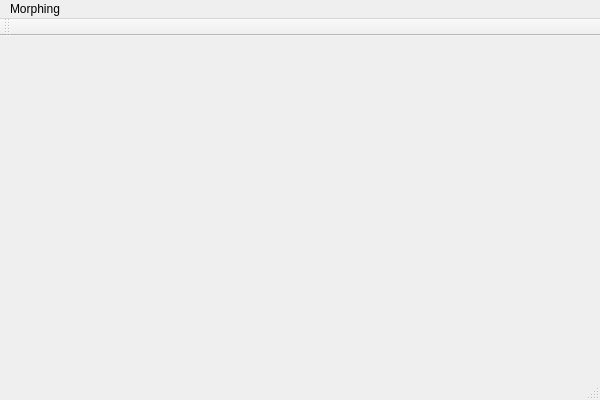
The window that Morph/Morph.ui (gnishida/Morph) describes before a commit, drawn with Qt 5.
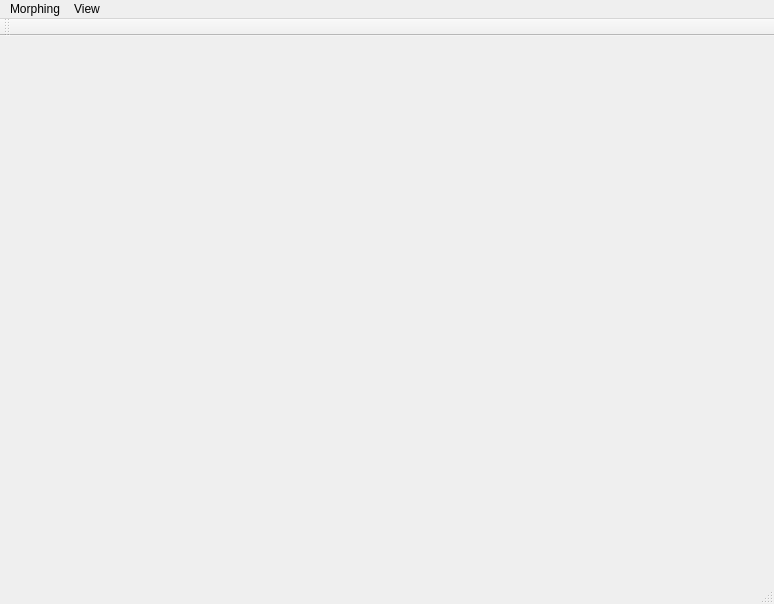
The same window after the commit.

```diff
--- a/Morph/Morph.ui
+++ b/Morph/Morph.ui
@@ -6,8 +6,8 @@
    <rect>
     <x>0</x>
     <y>0</y>
-    <width>600</width>
-    <height>400</height>
+    <width>774</width>
+    <height>604</height>
    </rect>
   </property>
   <property name="windowTitle">
@@ -19,7 +19,7 @@
     <rect>
      <x>0</x>
      <y>0</y>
-     <width>600</width>
+     <width>774</width>
      <height>21</height>
     </rect>
    </property>
@@ -35,7 +35,15 @@
     <addaction name="actionBFSProp"/>
     <addaction name="actionMTT"/>
    </widget>
+   <widget class="QMenu" name="menuView">
+    <property name="title">
+     <string>View</string>
+    </property>
+    <addaction name="actionZoomIn"/>
+    <addaction name="actionZoomOut"/>
+   </widget>
    <addaction name="menuMorphing"/>
+   <addaction name="menuView"/>
   </widget>
   <widget class="QToolBar" name="mainToolBar">
    <attribute name="toolBarArea">
```
Left out of the diff: 10 changed lines with no effect on the pictures.
